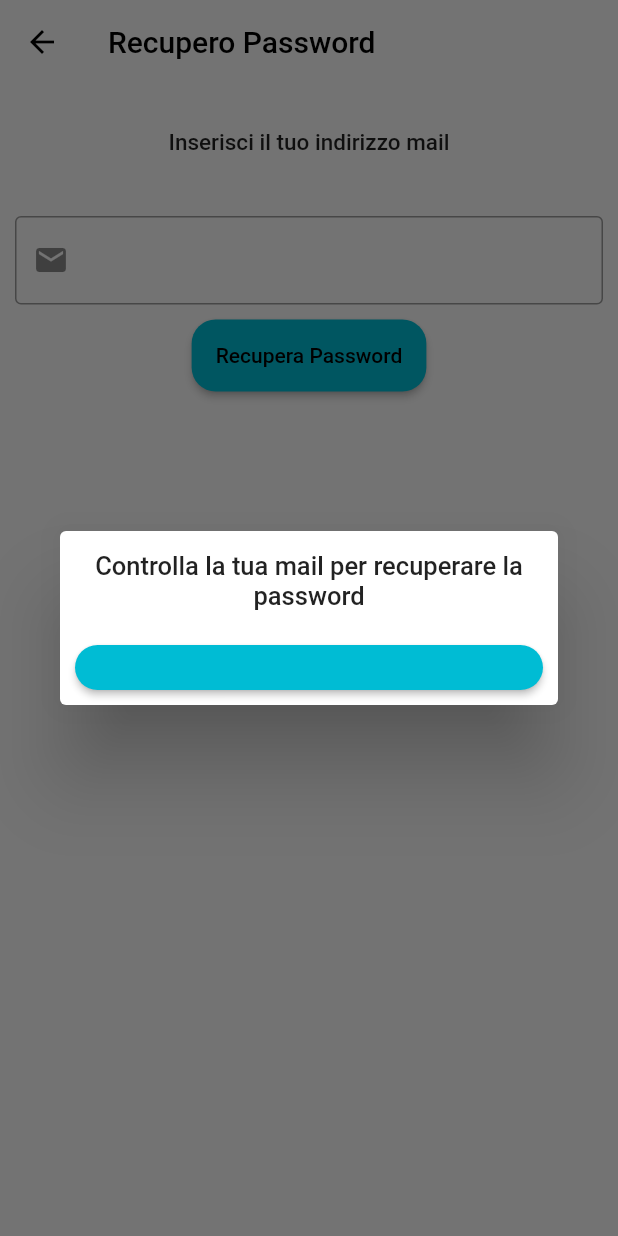
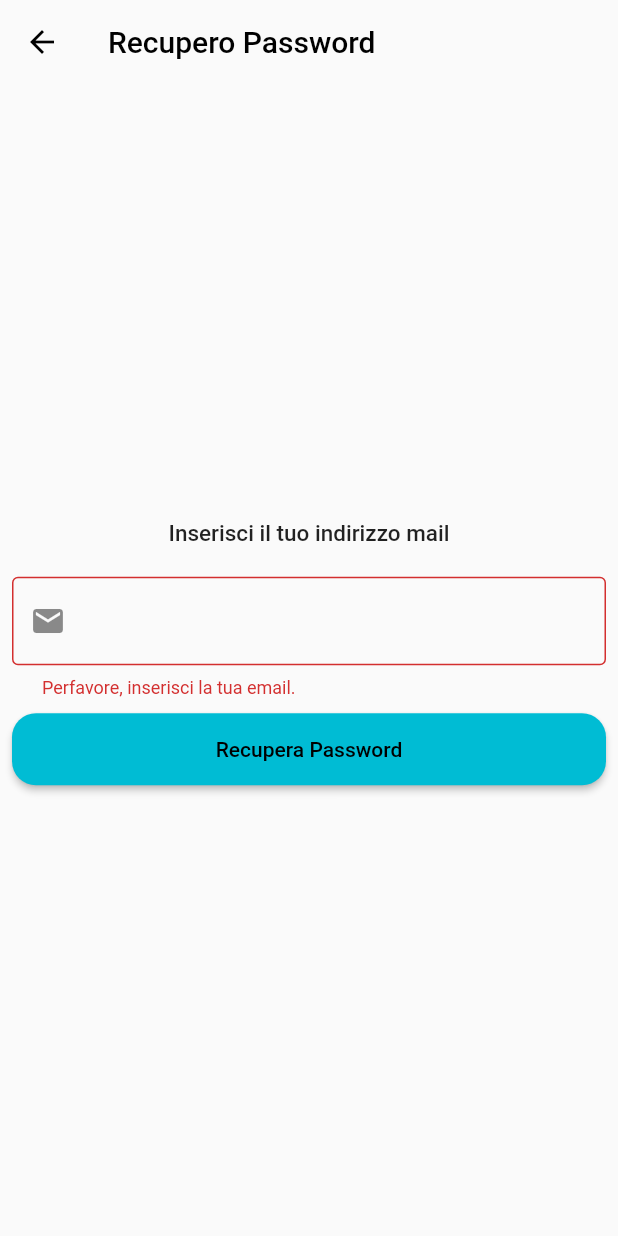
Before and after one commit to nandotiamat/retireinvanvitelli, a Flutter app: the PasswordRecoveryPage screen opened directly, after a tap on "Recupera Password", on a phone screen of 412 x 824 dp. Run offline on Flutter 3.47's test engine with Material 2 defaults, Android fonts, the phone set to English and light mode, and no system bars; our stand-ins replace animated_text_kit, bubble, file_picker, flutter_chat_types, flutter_chat_ui, image_picker and 1 more.

Commit message:
added form in password recovery page, added named routes, removed unused components

```diff
--- a/lib/pages/login_page.dart
+++ b/lib/pages/login_page.dart
@@ -1,7 +1,7 @@
 import 'package:flutter/gestures.dart';
 import 'package:flutter/material.dart';
 import 'package:retireinvanvitelli/pages/home_page.dart';
-import 'package:retireinvanvitelli/pages/password_recoverypage.dart';
+import 'package:retireinvanvitelli/pages/password_recovery_page.dart';
 import 'package:animated_text_kit/animated_text_kit.dart';
 import 'package:retireinvanvitelli/pages/signup_page.dart';
 // import 'package:firebase_auth/firebase_auth.dart';
@@ -28,6 +28,7 @@ class _LoginPageState extends State<LoginPage> {
       _formKey.currentState!.save();
 
       // TODO: FIREBASE LOGIN
+
       _firebaseLogin(_email, _password);
 
       Navigator.pushAndRemoveUntil(
@@ -58,7 +59,7 @@ class _LoginPageState extends State<LoginPage> {
       body: Container(
         alignment: Alignment.center,
         child: SingleChildScrollView(
-          padding: const EdgeInsets.symmetric(horizontal: 10.0),
+          padding: const EdgeInsets.symmetric(horizontal: 8.0),
           child: Column(
             children: [
               Hero(
--- /dev/null
+++ b/lib/pages/password_recovery_page.dart
@@ -0,0 +1,96 @@
+import 'package:flutter/material.dart';
+import 'package:flutter/services.dart';
+
+class PasswordRecoveryPage extends StatefulWidget {
+  const PasswordRecoveryPage({Key? key}) : super(key: key);
+
+  @override
+  State<PasswordRecoveryPage> createState() => _PasswordRecoveryPageState();
+}
+
+class _PasswordRecoveryPageState extends State<PasswordRecoveryPage> {
+  final GlobalKey<FormState> _formKey = GlobalKey<FormState>();
+  String _email = "";
+
+  @override
+  Widget build(BuildContext context) {
+    return Scaffold(
+      appBar: AppBar(
+        systemOverlayStyle: SystemUiOverlayStyle.dark,
+        backgroundColor: Colors.transparent,
+        elevation: 0,
+        title: const Text('Recupero Password'),
+      ),
+      body: Container(
+        alignment: Alignment.center,
+        child: SingleChildScrollView(
+          padding: const EdgeInsets.all(8),
+          child: Form(
+            key: _formKey,
+            child: Column(
+              crossAxisAlignment: CrossAxisAlignment.stretch,
+              children: [
+                const Text(
+                  'Inserisci il tuo indirizzo mail',
+                  textAlign: TextAlign.center,
+                  style: TextStyle(fontWeight: FontWeight.w500, fontSize: 15),
+                ),
+                const SizedBox(height: 20),
+                TextFormField(
+                  onSaved: (value) {
+                    _email = value!;
+                  },
+                  validator: (value) {
+                    if (value == null || value.isEmpty) {
+                      return "Perfavore, inserisci la tua email.";
+                    }
+                    return null;
+                  },
+                  decoration: const InputDecoration(
+                    border: OutlineInputBorder(),
+                    contentPadding: EdgeInsets.all(20),
+                    prefixIcon: Icon(Icons.mail),
+                  ),
+                ),
+                const SizedBox(height: 10),
+                ElevatedButton(
+                  child: const Text('Recupera Password'),
+                  onPressed: () {
+                    if (_formKey.currentState!.validate()) {
+                      _formKey.currentState!.save();
+
+                      // TODO: Handle Password Recovery with Firebase Auth
+
+                      _handlePasswordRecovery(_email);
+                      showDialog(
+                          barrierDismissible: false,
+                          context: context,
+                          builder: (context) {
+                            return AlertDialog(
+                              title: const Text(
+                                  "Controlla la tua inbox per rigenerare la password."),
+                              actions: [
+                                TextButton(
+                                  onPressed: () {
+                                    Navigator.popUntil(
+                                        context, ModalRoute.withName("/login"));
+                                  },
+                                  child: const Text("Torna alla Login Page"),
+                                ),
+                              ],
+                            );
+                          });
+                    }
+                  },
+                ),
+                const SizedBox(height: 10),
+              ],
+            ),
+          ),
+        ),
+      ),
+    );
+  }
+
+  void _handlePasswordRecovery(String email) {}
+}
--- a/lib/pages/password_recoverypage.dart
+++ /dev/null
@@ -1,91 +0,0 @@
-import 'package:flutter/material.dart';
-import 'package:flutter/services.dart';
-import 'package:retireinvanvitelli/pages/login_page.dart';
-
-class PasswordRecoveryPage extends StatefulWidget {
-  const PasswordRecoveryPage({Key? key}) : super(key: key);
-
-  @override
-  State<PasswordRecoveryPage> createState() => _PasswordRecoveryPageState();
-}
-
-class _PasswordRecoveryPageState extends State<PasswordRecoveryPage> {
-  TextEditingController mailController = TextEditingController();
-  @override
-  Widget build(BuildContext context) {
-    return Scaffold(
-      resizeToAvoidBottomInset: false,
-      appBar: AppBar(
-        systemOverlayStyle: SystemUiOverlayStyle.dark,
-        backgroundColor: Colors.transparent,
-        elevation: 0,
-        title: const Text('Recupero Password'),
-      ),
-      body: Center(
-        child: Column(
-          children: <Widget>[
-            Container(
-                alignment: Alignment.center,
-                padding: const EdgeInsets.all(30),
-                child: const Text(
-                  'Inserisci il tuo indirizzo mail',
-                  style: TextStyle(fontWeight: FontWeight.w500, fontSize: 15),
-                )),
-            Container(
-              padding: const EdgeInsets.all(10),
-              child: TextField(
-                controller: mailController,
-                decoration: const InputDecoration(
-                  border: OutlineInputBorder(),
-                  contentPadding: EdgeInsets.all(20),
-                  prefixIcon: Icon(Icons.mail),
-                ),
-              ),
-            ),
-            ElevatedButton(
-              child: const Text('Recupera Password'),
-              onPressed: () {
-                showDialog(
-                    barrierDismissible: false,
-                    context: context,
-                    builder: (context) {
-                      return Dialog(
-                        child: ListView(
-                          shrinkWrap: true,
-                          children: <Widget>[
-                            const Padding(
-                              padding: EdgeInsets.all(13.0),
-                              child: Text(
-                                'Controlla la tua mail per recuperare la password',
-                                textAlign: TextAlign.center,
-                                style: TextStyle(
-                                    fontWeight: FontWeight.w500, fontSize: 17),
-                              ),
-                            ),
-                            Container(
-                                height: 50,
-                                padding: const EdgeInsets.all(10),
-                                child: ElevatedButton(
-                                  child: const Text(
-                                      'Torna alla schermata di Login'),
-                                  onPressed: () {
-                                    Navigator.push(
-                                      context,
-                                      MaterialPageRoute(
-                                          builder: (context) =>
-                                              const LoginPage()),
-                                    );
-                                  },
-                                )),
-                          ],
-                        ),
-                      );
-                    });
-              },
-            ),
-          ],
-        ),
-      ),
-    );
-  }
-}
```
Also changed, not shown: lib/components/auth_text_field.dart (deleted, +0 -30 lines), lib/main.dart (+10 -1 lines), lib/pages/get_started_page.dart (+1 -6 lines), lib/pages/signup_page.dart (+12 -3 lines).
